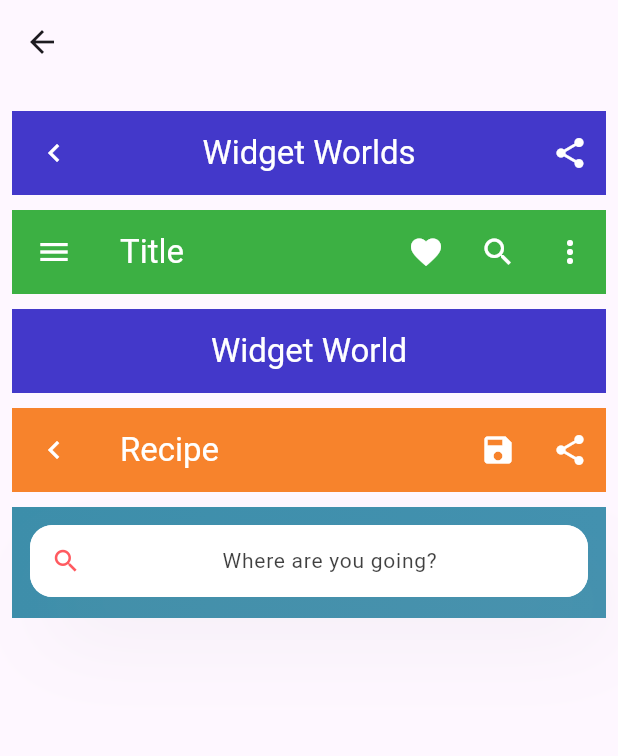
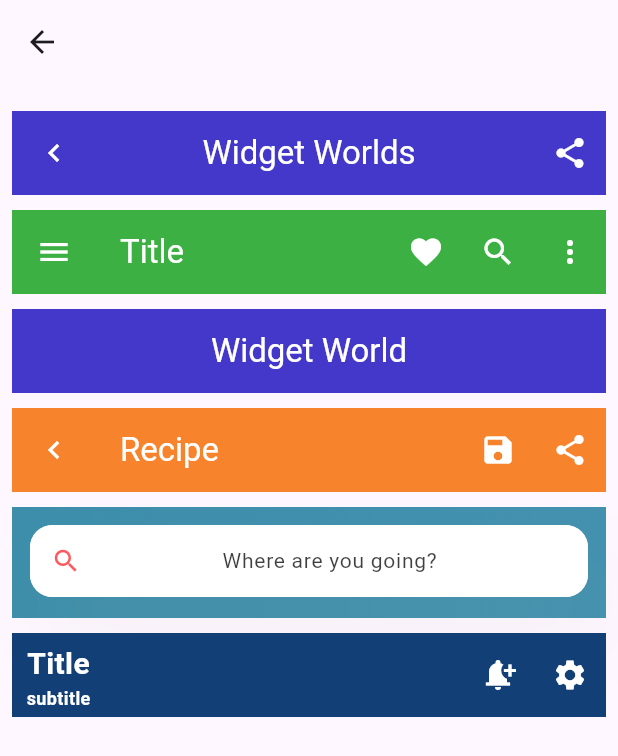
Before and after one commit to KhubaibJamal/FYP, a Flutter app: the AppBars screen opened directly, on a phone screen of 412 x 824 dp. Shown: the top 756 px of the screen. Run offline on Flutter 3.47's test engine with Material 3 defaults, Android fonts, the phone set to English and light mode, and no system bars.

Commit message:
widget:appbar design

```diff
--- /dev/null
+++ b/lib/appbars/appbar6.dart
@@ -0,0 +1,54 @@
+import 'package:flutter/material.dart';
+
+class AppBar6 extends StatelessWidget {
+  const AppBar6({super.key});
+
+  @override
+  Widget build(BuildContext context) {
+    return AppBar(
+      automaticallyImplyLeading: false,
+      // elevation: 1,
+      backgroundColor: const Color(0xFF124076),
+      leading: const Padding(
+        padding: EdgeInsets.only(left: 6.0, top: 6.0),
+        child: Column(
+          mainAxisSize: MainAxisSize.min,
+          children: [
+            Text(
+              "Title",
+              style: TextStyle(
+                fontWeight: FontWeight.bold,
+                fontSize: 20,
+                color: Colors.white,
+              ),
+            ),
+            Text(
+              "subtitle",
+              style: TextStyle(
+                fontWeight: FontWeight.w600,
+                fontSize: 12,
+                color: Colors.white,
+              ),
+            ),
+          ],
+        ),
+      ),
+      actions: [
+        IconButton(
+          onPressed: () {},
+          icon: const Icon(
+            Icons.notification_add,
+            color: Colors.white,
+          ),
+        ),
+        IconButton(
+          onPressed: () {},
+          icon: const Icon(
+            Icons.settings,
+            color: Colors.white,
+          ),
+        ),
+      ],
+    );
+  }
+}
--- a/lib/home/appbars.dart
+++ b/lib/home/appbars.dart
@@ -4,6 +4,7 @@ import 'package:fyp/appbars/appbar2.dart';
 import 'package:fyp/appbars/appbar3.dart';
 import 'package:fyp/appbars/appbar4.dart';
 import 'package:fyp/appbars/appbar5.dart';
+import 'package:fyp/appbars/appbar6.dart';
 
 class AppBars extends StatelessWidget {
   const AppBars({super.key});
@@ -28,6 +29,8 @@ class AppBars extends StatelessWidget {
               SizedBox(height: 10),
               AppBar5(),
               SizedBox(height: 10),
+              AppBar6(),
+              SizedBox(height: 10),
             ],
           ),
         ),
```
